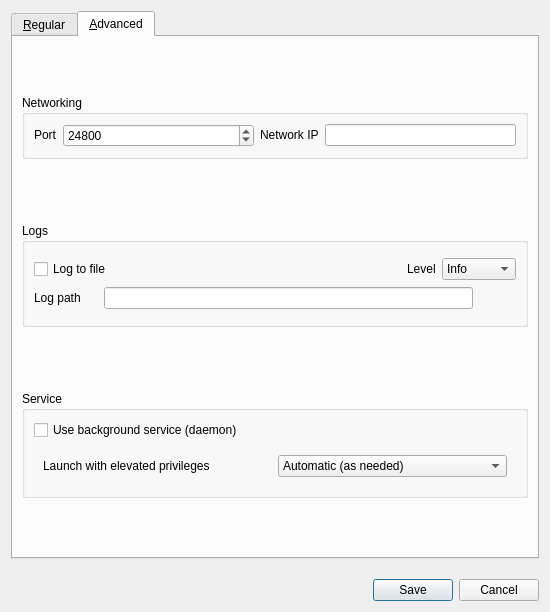
Old version of the form src/lib/gui/dialogs/SettingsDialog.ui in the repository deskflow/deskflow.
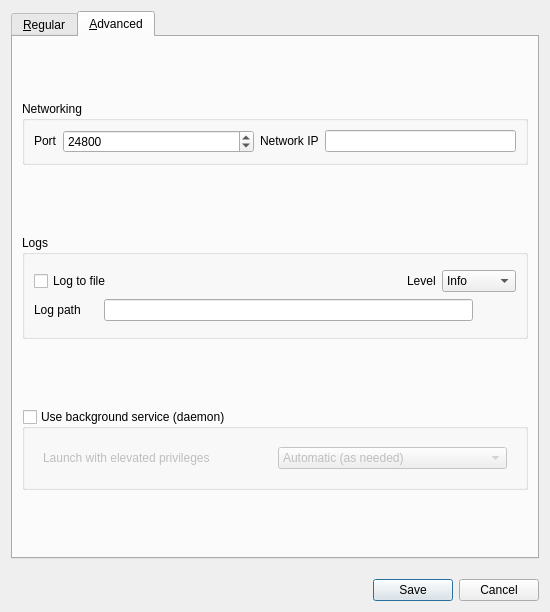
New version of the form. The open tabs and pages were chosen to show the change. Icons and pictures are not drawn.

Commit message: refactor: settings gui, use the service group as a checkbox for enable service

```diff
--- a/src/lib/gui/dialogs/SettingsDialog.ui
+++ b/src/lib/gui/dialogs/SettingsDialog.ui
@@ -548,31 +548,16 @@
           </sizepolicy>
          </property>
          <property name="title">
-          <string>Service</string>
+          <string>Use background service (daemon)</string>
+         </property>
+         <property name="checkable">
+          <bool>true</bool>
+         </property>
+         <property name="checked">
+          <bool>false</bool>
          </property>
          <layout class="QGridLayout" name="_6">
           <item row="0" column="0">
-           <widget class="QCheckBox" name="cbServiceEnabled">
-            <property name="toolTip">
-             <string>Whether to launch the server or client process through the Windows background
-                service or direct from the GUI.</string>
-            </property>
-            <property name="whatsThis">
-             <string>
-              &lt;p&gt;The background service is only available on Windows.&lt;/p&gt;
-              &lt;p&gt;The Windows background service is used to:&lt;/p&gt;
-              &lt;ul&gt;
-              &lt;li&gt;Start the server or client automatically when the computer starts.&lt;/li&gt;
-              &lt;li&gt;Run the server or client in an elevated mode (e.g. on login screen, UAC dialogs, etc).&lt;/li&gt;
-              &lt;/ul&gt;
-              </string>
-            </property>
-            <property name="text">
-             <string>Use background service (daemon)</string>
-            </property>
-           </widget>
-          </item>
-          <item row="1" column="0">
            <widget class="QWidget" name="widgetElevate" native="true">
             <property name="sizePolicy">
              <sizepolicy hsizetype="Preferred" vsizetype="Maximum">
```
Left out of the diff: 3 changed lines with no effect on the pictures. The commit also changes 1 other file.
